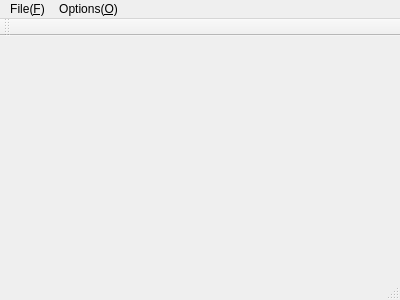
Before: the Qt Designer form mainwindow.ui in KangLin/RabbitGIS, drawn with Qt 5.
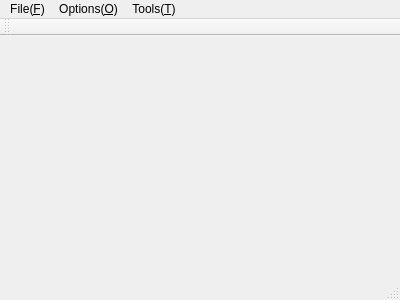
After: the same form once the commit is applied. Icons and pictures are not drawn.

Commit message: Add exit and measure tool

Patch:
```diff
--- a/mainwindow.ui
+++ b/mainwindow.ui
@@ -52,8 +52,15 @@
     </widget>
     <addaction name="menuLanguage_L"/>
    </widget>
+   <widget class="QMenu" name="menuTools_T">
+    <property name="title">
+     <string>Tools(&amp;T)</string>
+    </property>
+    <addaction name="actionMeasure_the_distance_M"/>
+   </widget>
    <addaction name="menuFile_F"/>
    <addaction name="menuOptions"/>
+   <addaction name="menuTools_T"/>
   </widget>
   <widget class="QToolBar" name="mainToolBar">
    <attribute name="toolBarArea">
```
Left out of the diff: 22 changed lines with no effect on the pictures. The commit also changes 22 other files.
